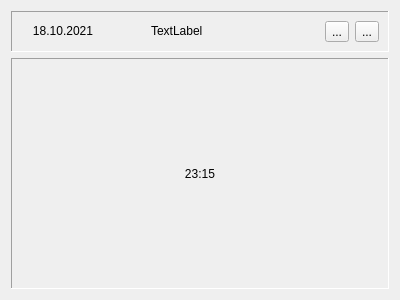
This is maindialog.ui in pavelrangelov/qclock as Qt 5 draws it before an edit. The edited form follows.
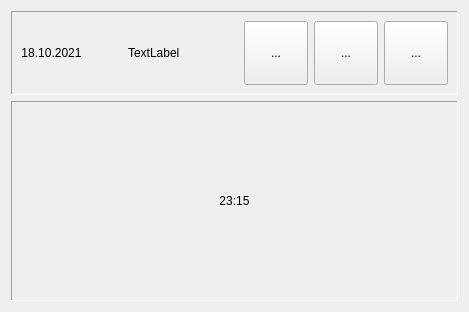
This is the edited form. Icons and pictures are not drawn.

Patch:
```diff
--- a/maindialog.ui
+++ b/maindialog.ui
@@ -6,8 +6,8 @@
    <rect>
     <x>0</x>
     <y>0</y>
-    <width>400</width>
-    <height>300</height>
+    <width>469</width>
+    <height>312</height>
    </rect>
   </property>
   <property name="minimumSize">
@@ -93,8 +93,37 @@
         </property>
        </spacer>
       </item>
+      <item>
+       <widget class="QToolButton" name="toolMute">
+        <property name="minimumSize">
+         <size>
+          <width>64</width>
+          <height>64</height>
+         </size>
+        </property>
+        <property name="text">
+         <string>...</string>
+        </property>
+        <property name="icon">
+         <iconset resource="main.qrc">
+          <normaloff>:/images/mute.png</normaloff>:/images/mute.png</iconset>
+        </property>
+        <property name="iconSize">
+         <size>
+          <width>48</width>
+          <height>48</height>
+         </size>
+        </property>
+       </widget>
+      </item>
       <item>
        <widget class="QToolButton" name="toolAlarms">
+        <property name="minimumSize">
+         <size>
+          <width>64</width>
+          <height>64</height>
+         </size>
+        </property>
         <property name="text">
          <string>...</string>
         </property>
@@ -112,6 +141,12 @@
       </item>
       <item>
        <widget class="QToolButton" name="toolSettings">
+        <property name="minimumSize">
+         <size>
+          <width>64</width>
+          <height>64</height>
+         </size>
+        </property>
         <property name="text">
          <string>...</string>
         </property>
```
Left out of the diff: 5 changed lines with no effect on the pictures.
